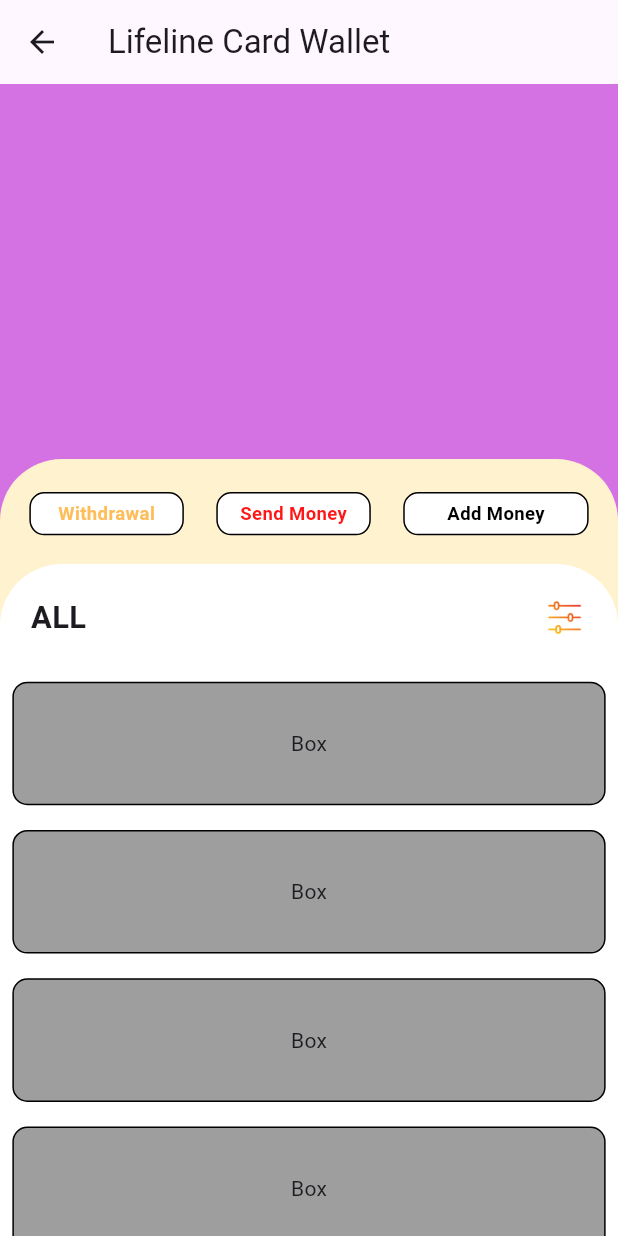
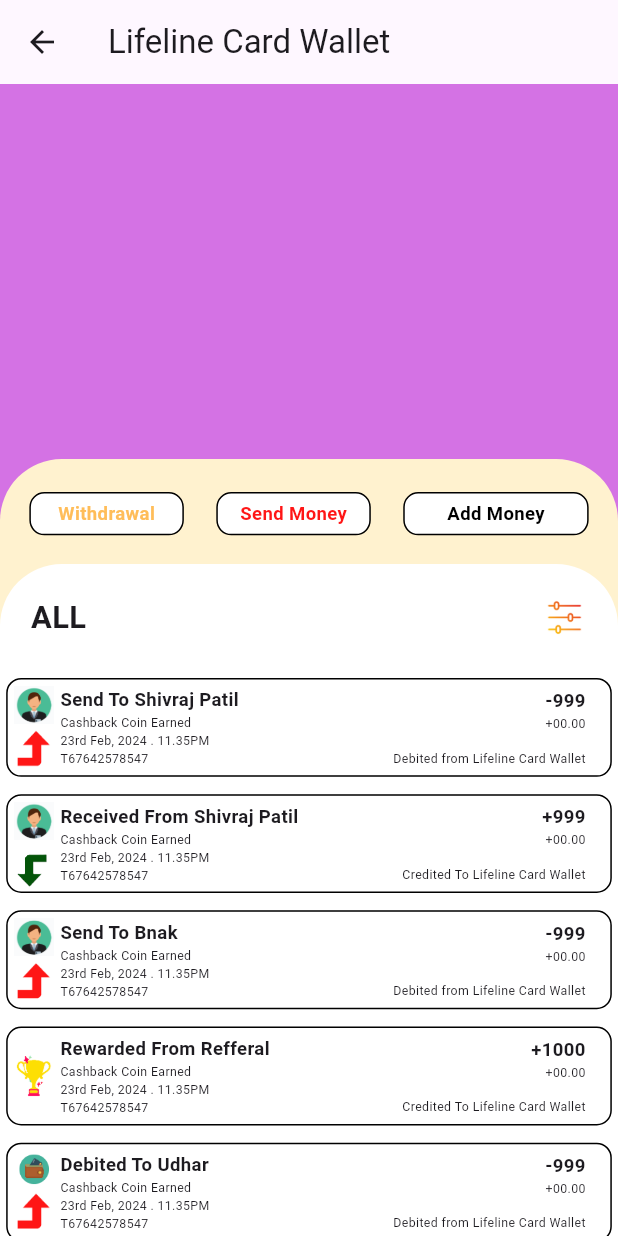
Before and after one commit to sadid369/balance_and_wallet_1, a Flutter app: the LifelineCardWalletScreen screen opened directly, on a phone screen of 412 x 824 dp. Run offline on Flutter 3.47's test engine with Material 3 defaults, Android fonts, the phone set to English and light mode, and no system bars; our stand-ins replace gap; missing offline and left inert: control_style.

Commit message:
updated lifeline card wallet screen

```diff
--- a/lib/common/app_image.dart
+++ b/lib/common/app_image.dart
@@ -1,5 +1,6 @@
 class AppImage {
   static const String businessFundIcon = 'assets/images/business-fund-icon.png';
+  static const String walletIcon = 'assets/images/wallet-icon.png';
   static const String filterMenuIcon = 'assets/images/filter-menu-icon.png';
   static const String stopHandIcon = 'assets/images/stop-hand-icon.png';
   static const String coinCrownIcon = 'assets/images/coin-crown-icon.png';
--- a/lib/main.dart
+++ b/lib/main.dart
@@ -1,6 +1,5 @@
 import 'package:balance_and_wallet/common/constants.dart';
 import 'package:balance_and_wallet/my_routes.dart';
-import 'package:balance_and_wallet/screens/home_screen.dart';
 import 'package:flutter/material.dart';
 
 void main() {
--- a/lib/screens/lifeline_card_wallet_screen.dart
+++ b/lib/screens/lifeline_card_wallet_screen.dart
@@ -3,6 +3,60 @@
 
 import 'package:balance_and_wallet/common/app_image.dart';
 import 'package:balance_and_wallet/widgets/custom_button.dart';
+import 'package:gap/gap.dart';
+
+List<Map<String, dynamic>> data = [
+  {
+    'title': 'Send To Shivraj Patil',
+    'txnDescription': 'Debited from Lifeline Card Wallet',
+    'subTitle': 'Cashback Coin Earned',
+    'date': '23rd Feb, 2024 . 11.35PM',
+    'txnId': 'T67642578547',
+    'amount': '-999',
+    'coinAmount': '+00.00',
+    'txnType': 'Send',
+  },
+  {
+    'title': 'Received From Shivraj Patil',
+    'txnDescription': 'Credited To Lifeline Card Wallet',
+    'subTitle': 'Cashback Coin Earned',
+    'date': '23rd Feb, 2024 . 11.35PM',
+    'txnId': 'T67642578547',
+    'amount': '+999',
+    'coinAmount': '+00.00',
+    'txnType': 'Received',
+  },
+  {
+    'title': 'Send To Bnak',
+    'txnDescription': 'Debited from Lifeline Card Wallet',
+    'subTitle': 'Cashback Coin Earned',
+    'date': '23rd Feb, 2024 . 11.35PM',
+    'txnId': 'T67642578547',
+    'amount': '-999',
+    'coinAmount': '+00.00',
+    'txnType': 'Send',
+  },
+  {
+    'title': 'Rewarded From Refferal',
+    'txnDescription': 'Credited To Lifeline Card Wallet',
+    'subTitle': 'Cashback Coin Earned',
+    'date': '23rd Feb, 2024 . 11.35PM',
+    'txnId': 'T67642578547',
+    'amount': '+1000',
+    'coinAmount': '+00.00',
+    'txnType': 'Rewarded',
+  },
+  {
+    'title': 'Debited To Udhar',
+    'txnDescription': 'Debited from Lifeline Card Wallet',
+    'subTitle': 'Cashback Coin Earned',
+    'date': '23rd Feb, 2024 . 11.35PM',
+    'txnId': 'T67642578547',
+    'amount': '-999',
+    'coinAmount': '+00.00',
+    'txnType': 'Debited',
+  },
+];
 
 class LifelineCardWalletScreen extends StatelessWidget {
   const LifelineCardWalletScreen({super.key});
@@ -123,9 +177,19 @@
                   ),
                   Expanded(
                     child: ListView.builder(
-                      itemCount: 4,
+                      itemCount: data.length,
                       itemBuilder: (context, index) {
-                        return WalletCard(width: width, height: height);
+                        return WalletCard(
+                            height: height,
+                            width: width,
+                            title: data[index]['title'],
+                            subTitle: data[index]['subTitle'],
+                            date: data[index]['date'],
+                            txnId: data[index]['txnId'],
+                            amount: data[index]['amount'],
+                            coinAmount: data[index]['coinAmount'],
+                            txnType: data[index]['txnType'],
+                            txnDescription: data[index]['txnDescription']);
                       },
                     ),
                   )
@@ -142,30 +206,139 @@
 class WalletCard extends StatelessWidget {
   final double height;
   final double width;
+  final String title;
+  final String subTitle;
+  final String date;
+  final String txnId;
+  final String amount;
+  final String coinAmount;
+  final String txnType;
+  final String txnDescription;
 
   const WalletCard({
-    Key? key,
+    super.key,
     required this.height,
     required this.width,
-  }) : super(key: key);
+    required this.title,
+    required this.subTitle,
+    required this.date,
+    required this.txnId,
+    required this.amount,
+    required this.coinAmount,
+    required this.txnType,
+    required this.txnDescription,
+  });
 
   @override
   Widget build(BuildContext context) {
     return Container(
       margin: EdgeInsets.symmetric(
-          horizontal: width * 0.02, vertical: height * 0.01),
+          horizontal: width * 0.01, vertical: height * 0.007),
       width: width,
-      height: height * 0.1,
+      height: height * 0.08,
       decoration: BoxDecoration(
-        color: Colors.black38,
+        color: Colors.white,
         border: Border.all(
           color: Colors.black,
           width: 1,
         ),
         borderRadius: BorderRadius.circular(10),
       ),
-      child: Center(
-        child: Text('Box'),
+      child: Row(
+        mainAxisAlignment: MainAxisAlignment.spaceBetween,
+        children: [
+          Row(
+            children: [
+              Container(
+                width: width * 0.085,
+                padding: EdgeInsets.all(width * 0.01),
+                child: txnType == 'Rewarded'
+                    ? Image.asset(AppImage.rewardIcon)
+                    : Column(
+                        mainAxisAlignment: MainAxisAlignment.center,
+                        children: [
+                          Image.asset(
+                            txnType == 'Debited'
+                                ? AppImage.walletIcon
+                                : AppImage.profileImageIcon,
+                          ),
+                          Gap(width * 0.008),
+                          Image.asset(
+                            txnType == 'Send' || txnType == 'Debited'
+                                ? AppImage.sendIcon
+                                : AppImage.receiveIcon,
+                          ),
+                        ],
+                      ),
+              ),
+              Column(
+                mainAxisAlignment: MainAxisAlignment.center,
+                crossAxisAlignment: CrossAxisAlignment.start,
+                children: [
+                  Text(
+                    title,
+                    style: TextStyle(
+                      fontSize: width * 0.03,
+                      fontWeight: FontWeight.bold,
+                    ),
+                  ),
+                  Text(
+                    subTitle,
+                    style: TextStyle(
+                      fontSize: width * 0.02,
+                    ),
+                  ),
+                  Text(
+                    date,
+                    style: TextStyle(
+                      fontSize: width * 0.02,
+                    ),
+                  ),
+                  Text(
+                    txnId,
+                    style: TextStyle(
+                      fontSize: width * 0.02,
+                    ),
+                  ),
+                ],
+              ),
+            ],
+          ),
+          Container(
+            margin: EdgeInsets.only(right: width * 0.04),
+            child: Column(
+              crossAxisAlignment: CrossAxisAlignment.end,
+              mainAxisAlignment: MainAxisAlignment.center,
+              children: [
+                Text(
+                  amount,
+                  style: TextStyle(
+                    fontSize: width * 0.03,
+                    fontWeight: FontWeight.bold,
+                  ),
+                ),
+                Text(
+                  coinAmount,
+                  style: TextStyle(
+                    fontSize: width * 0.02,
+                  ),
+                ),
+                Text(
+                  '',
+                  style: TextStyle(
+                    fontSize: width * 0.02,
+                  ),
+                ),
+                Text(
+                  txnDescription,
+                  style: TextStyle(
+                    fontSize: width * 0.02,
+                  ),
+                ),
+              ],
+            ),
+          ),
+        ],
       ),
     );
   }
```
Also changed, not shown: assets/images/wallet-icon.png (added).
